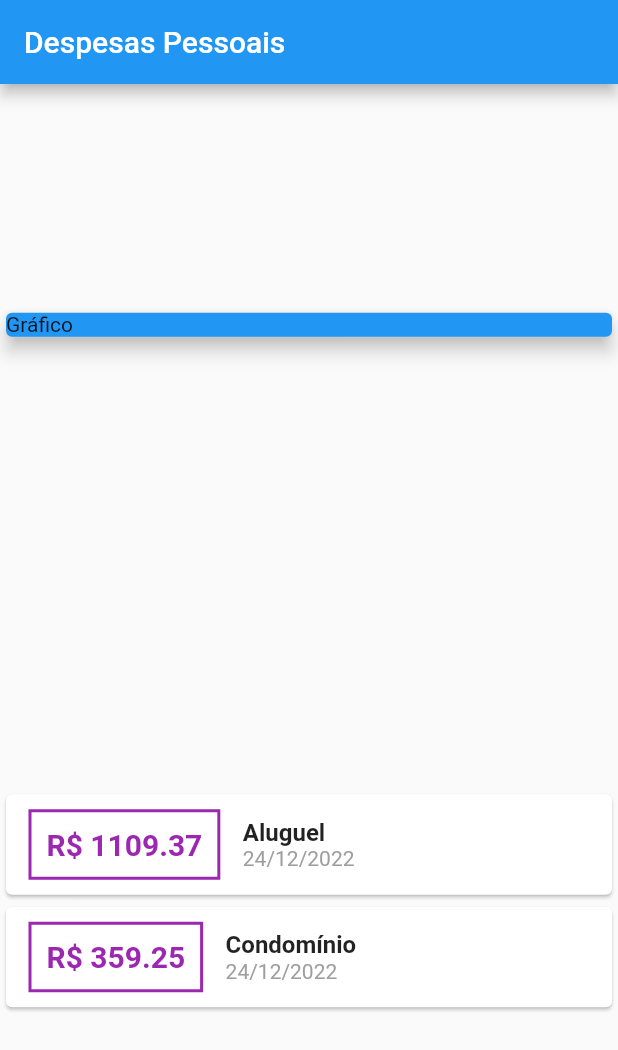
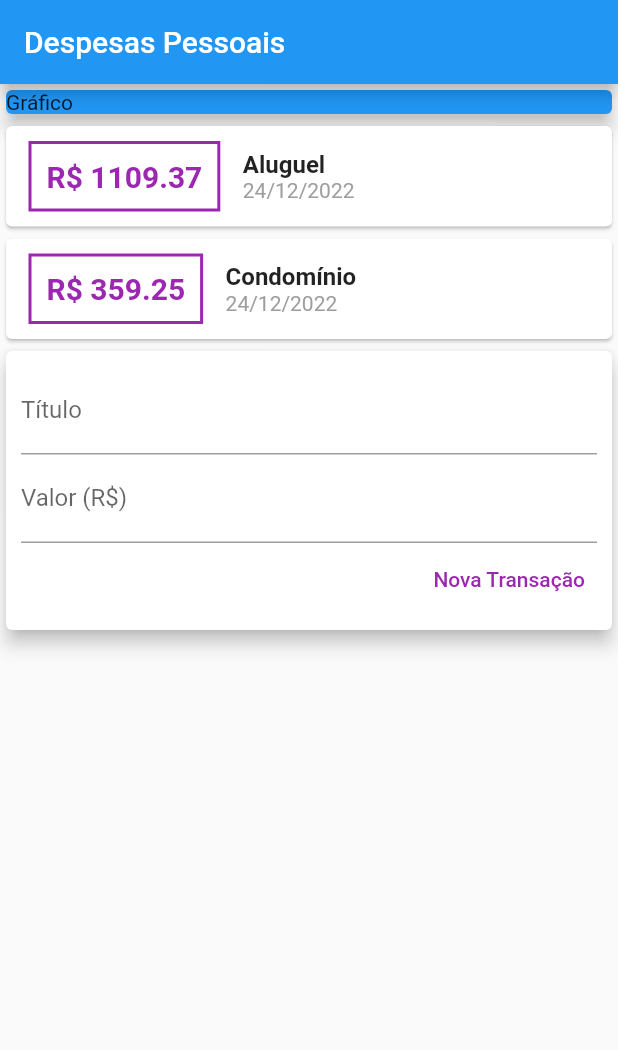
Before and after one commit to teilorbarcelos/personal-expenses-flutter, a Flutter app: the screen it shows after launch, on a phone screen of 412 x 824 dp. Shown: the top 1050 px of the screen. Run offline on Flutter 3.47's test engine with Material 2 defaults, Android fonts, the light colour scheme and no system bars.

Commit message:
new transaction component added

```diff
--- a/lib/main.dart
+++ b/lib/main.dart
@@ -32,7 +32,6 @@ class MyHomePage extends StatelessWidget {
           title: Text('Despesas Pessoais'),
         ),
         body: Column(
-          mainAxisAlignment: MainAxisAlignment.spaceAround,
           crossAxisAlignment: CrossAxisAlignment.stretch,
           children: <Widget>[
             Container(
@@ -72,7 +71,8 @@ class MyHomePage extends StatelessWidget {
                             ),
                           ),
                           Text(
-                            DateFormat('dd/MM/yyyy').format(transactionItem.date),
+                            DateFormat('dd/MM/yyyy')
+                                .format(transactionItem.date),
                             style: TextStyle(color: Colors.grey),
                           )
                         ],
@@ -81,6 +81,32 @@ class MyHomePage extends StatelessWidget {
                   ),
                 );
               }).toList(),
+            ),
+            Card(
+              elevation: 5,
+              child: Padding(
+                padding: const EdgeInsets.all(10),
+                child: Column(
+                  children: [
+                    TextField(
+                      decoration: InputDecoration(labelText: 'Título'),
+                    ),
+                    TextField(
+                        decoration: InputDecoration(labelText: 'Valor (R\$)')),
+                    Row(
+                      mainAxisAlignment: MainAxisAlignment.end,
+                      children: [
+                        TextButton(
+                            onPressed: () {},
+                            child: Text(
+                              'Nova Transação',
+                              style: TextStyle(color: Colors.purple),
+                            )),
+                      ],
+                    )
+                  ],
+                ),
+              ),
             )
           ],
         ));
```
